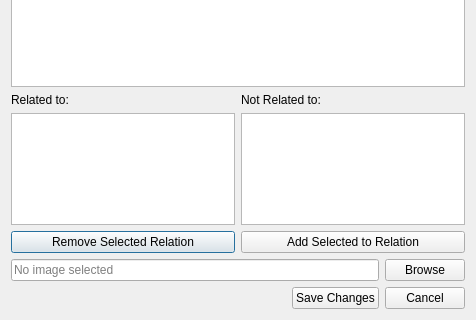
hlynurstef/Verklegt-namskeid-1-vika-3, file vika3/ui/editpioneer.ui: the form before one commit; both pictures show x 0 to 476 and y 172 to 492 of the 476 by 492 pixel window.
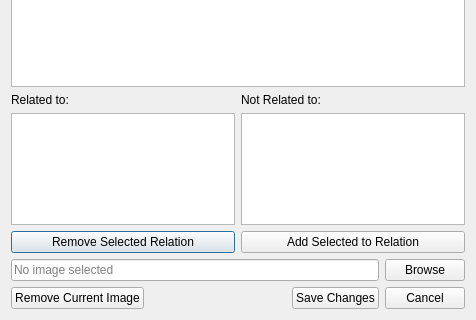
The form after the commit. Icons and pictures are not drawn.

Commit message: added remove image function in edit windows

Diff of the .ui file:
```diff
--- a/vika3/ui/editpioneer.ui
+++ b/vika3/ui/editpioneer.ui
@@ -211,6 +211,13 @@
    </item>
    <item>
     <layout class="QHBoxLayout" name="horizontalLayout">
+     <item>
+      <widget class="QPushButton" name="button_remove_image">
+       <property name="text">
+        <string>Remove Current Image</string>
+       </property>
+      </widget>
+     </item>
      <item>
       <spacer name="horizontalSpacer">
        <property name="orientation">
```
The commit also changes 5 other files.
